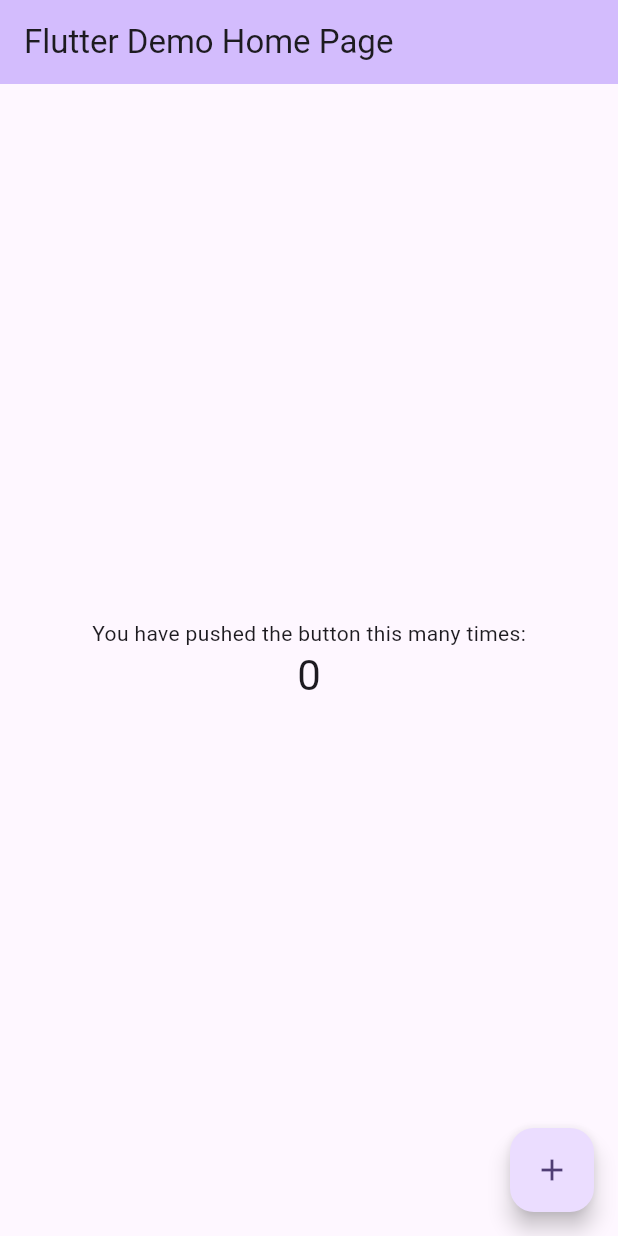
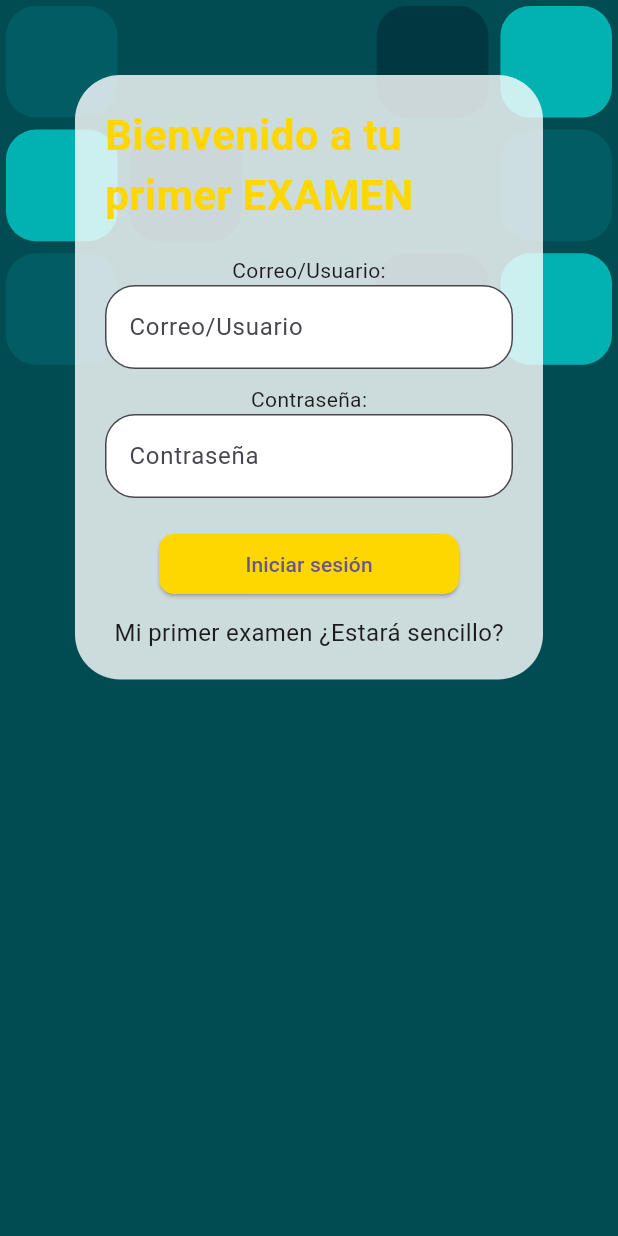
Before and after one commit to Fundamentos-Moviles/examen-i-JJavierLM, a Flutter app: the screen it shows after launch, on a phone screen of 412 x 824 dp. Run offline on Flutter 3.47's test engine with Material 3 defaults, Android fonts, the light colour scheme and no system bars.

Commit message:
primera vista del examen

```diff
--- /dev/null
+++ b/lib/home.dart
@@ -0,0 +1,15 @@
+import 'package:flutter/material.dart';
+
+class Home extends StatefulWidget {
+  const Home({super.key});
+
+  @override
+  State<Home> createState() => _HomeState();
+}
+
+class _HomeState extends State<Home> {
+  @override
+  Widget build(BuildContext context) {
+    return const Placeholder();
+  }
+}
--- /dev/null
+++ b/lib/login.dart
@@ -0,0 +1,160 @@
+import 'package:flutter/material.dart';
+import 'package:examen1_jjlm/home.dart';
+
+class Login extends StatefulWidget {
+  const Login({super.key});
+
+  @override
+  State<Login> createState() => _loginState();
+}
+
+class _loginState extends State<Login> {
+  TextEditingController user = TextEditingController();
+  final pass = TextEditingController();
+
+  @override
+  Widget build(BuildContext context) {
+    return Scaffold(
+      body: Container(
+        color: Color(0xFF014B52), // Color de fondo principal
+        child: Stack(
+          children: [
+            GridView.count(
+              crossAxisCount: 5, // 5 columnas para ajustar los colores
+              children: List.generate(15, (index) {
+                return Container(
+                  margin: EdgeInsets.all(4.0),
+                  decoration: BoxDecoration(
+                    color: _getColor(index), // Color basado en el índice
+                    borderRadius: BorderRadius.circular(20), // Esquinas redondeadas
+                  ),
+                );
+              }),
+            ),
+            Padding(
+              padding: EdgeInsets.all(50.0),
+              child: Container(
+                padding: EdgeInsets.all(20.0),
+                decoration: BoxDecoration(
+                  borderRadius: BorderRadius.circular(30),
+                  color: Colors.white.withOpacity(0.8), // Color blanco con opacidad
+                ),
+                child: Column(
+                  mainAxisSize: MainAxisSize.min,
+                  children: [
+                    const Text(
+                      'Bienvenido a tu primer EXAMEN',
+                      style: TextStyle(
+                        fontSize: 28.0,
+                        fontWeight: FontWeight.w600,
+                        color: Color(0xFFFFD700),
+                      ),
+                    ),
+                    const SizedBox(height: 20.0),
+                    const Text('Correo/Usuario:'),
+                    TextFormField(
+                      controller: user,
+                      decoration: InputDecoration(
+                        border: OutlineInputBorder(
+                          borderRadius: BorderRadius.circular(20),
+                          borderSide: const BorderSide(
+                            width: 1,
+                            style: BorderStyle.none,
+                          ),
+                        ),
+                        filled: true,
+                        fillColor: Colors.white,
+                        hintText: 'Correo/Usuario',
+                      ),
+                    ),
+                    const SizedBox(height: 10.0),
+                    const Text('Contraseña:'),
+                    TextFormField(
+                      controller: pass,
+                      obscureText: true,
+                      decoration: InputDecoration(
+                        border: OutlineInputBorder(
+                          borderRadius: BorderRadius.circular(20),
+                          borderSide: const BorderSide(
+                            width: 1,
+                            style: BorderStyle.none,
+                          ),
+                        ),
+                        filled: true,
+                        fillColor: Colors.white,
+                        hintText: 'Contraseña',
+                      ),
+                    ),
+                    const SizedBox(height: 20.0),
+                    ElevatedButton(
+                      style: ElevatedButton.styleFrom(
+                        backgroundColor: Color(0xFFFFD700),
+                        shape: RoundedRectangleBorder(
+                          borderRadius: BorderRadius.circular(10.0),
+                        ),
+                        fixedSize: Size(200, 40),
+                      ),
+                      onPressed: () {
+                        setState(() {
+                          print('Usuario: ${user.text}');
+                          print("Contraseña: ${pass.text}");
+
+                          if (user.text == "USER01" && pass.text == "PASS01") {
+                            print('Ingreso correctamente');
+                            showSnackBar('Ingreso correctamente', 10);
+                            Navigator.push(
+                              context,
+                              MaterialPageRoute(builder: (context) => Home()),
+                            );
+                          } else {
+                            print('Usuario y/o Contraseña incorrectos');
+                            showSnackBar('Usuario y/o Contraseña incorrectos', 20);
+                          }
+                        });
+                      },
+                      child: const Text('Iniciar sesión'),
+                    ),
+                    const SizedBox(height: 10.0),
+                    const Text(
+                      'Mi primer examen ¿Estará sencillo?',
+                      style: TextStyle(fontSize: 16.0, fontWeight: FontWeight.w400),
+                    ),
+                  ],
+                ),
+              ),
+            ),
+          ],
+        ),
+      ),
+    );
+  }
+
+  Color _getColor(int index) {
+    // Colores de fondo para los rectángulos según las filas
+    List<Color> colors = [
+      Color(0xFF015C64), Color(0xFF014B52), Color(0xFF014B52),
+      Color(0xFF013741), Color(0xFF02B2B2),
+    ];
+
+    if (index < 5) {
+      return colors[index]; // Primera fila
+    } else if (index < 10) {
+      return colors[4 - (index - 5)]; // Segunda fila
+    } else {
+      return colors[index - 10]; // Tercera fila
+    }
+  }
+
+  void showSnackBar(String texto, int duracion) {
+    final snackBar = SnackBar(
+      content: Text(texto),
+      duration: Duration(seconds: duracion),
+      action: SnackBarAction(
+        onPressed: () {},
+        label: 'Cerrar',
+      ),
+    );
+
+    ScaffoldMessenger.of(context).showSnackBar(snackBar);
+  }
+}
--- a/lib/main.dart
+++ b/lib/main.dart
@@ -1,4 +1,6 @@
 import 'package:flutter/material.dart';
+//import 'package:primera_app_8_9/home.dart';
+import 'package:examen1_jjlm/login.dart';
 
 void main() {
   runApp(const MyApp());
@@ -13,113 +15,11 @@
     return MaterialApp(
       title: 'Flutter Demo',
       theme: ThemeData(
-        // This is the theme of your application.
-        //
-        // TRY THIS: Try running your application with "flutter run". You'll see
-        // the application has a purple toolbar. Then, without quitting the app,
-        // try changing the seedColor in the colorScheme below to Colors.green
-        // and then invoke "hot reload" (save your changes or press the "hot
-        // reload" button in a Flutter-supported IDE, or press "r" if you used
-        // the command line to start the app).
-        //
-        // Notice that the counter didn't reset back to zero; the application
-        // state is not lost during the reload. To reset the state, use hot
-        // restart instead.
-        //
-        // This works for code too, not just values: Most code changes can be
-        // tested with just a hot reload.
+
         colorScheme: ColorScheme.fromSeed(seedColor: Colors.deepPurple),
         useMaterial3: true,
       ),
-      home: const MyHomePage(title: 'Flutter Demo Home Page'),
+      home: const Login(),
     );
   }
 }
-
-class MyHomePage extends StatefulWidget {
-  const MyHomePage({super.key, required this.title});
-
-  // This widget is the home page of your application. It is stateful, meaning
-  // that it has a State object (defined below) that contains fields that affect
-  // how it looks.
-
-  // This class is the configuration for the state. It holds the values (in this
-  // case the title) provided by the parent (in this case the App widget) and
-  // used by the build method of the State. Fields in a Widget subclass are
-  // always marked "final".
-
-  final String title;
-
-  @override
-  State<MyHomePage> createState() => _MyHomePageState();
-}
-
-class _MyHomePageState extends State<MyHomePage> {
-  int _counter = 0;
-
-  void _incrementCounter() {
-    setState(() {
-      // This call to setState tells the Flutter framework that something has
-      // changed in this State, which causes it to rerun the build method below
-      // so that the display can reflect the updated values. If we changed
-      // _counter without calling setState(), then the build method would not be
-      // called again, and so nothing would appear to happen.
-      _counter++;
-    });
-  }
-
-  @override
-  Widget build(BuildContext context) {
-    // This method is rerun every time setState is called, for instance as done
-    // by the _incrementCounter method above.
-    //
-    // The Flutter framework has been optimized to make rerunning build methods
-    // fast, so that you can just rebuild anything that needs updating rather
-    // than having to individually change instances of widgets.
-    return Scaffold(
-      appBar: AppBar(
-        // TRY THIS: Try changing the color here to a specific color (to
-        // Colors.amber, perhaps?) and trigger a hot reload to see the AppBar
-        // change color while the other colors stay the same.
-        backgroundColor: Theme.of(context).colorScheme.inversePrimary,
-        // Here we take the value from the MyHomePage object that was created by
-        // the App.build method, and use it to set our appbar title.
-        title: Text(widget.title),
-      ),
-      body: Center(
-        // Center is a layout widget. It takes a single child and positions it
-        // in the middle of the parent.
-        child: Column(
-          // Column is also a layout widget. It takes a list of children and
-          // arranges them vertically. By default, it sizes itself to fit its
-          // children horizontally, and tries to be as tall as its parent.
-          //
-          // Column has various properties to control how it sizes itself and
-          // how it positions its children. Here we use mainAxisAlignment to
-          // center the children vertically; the main axis here is the vertical
-          // axis because Columns are vertical (the cross axis would be
-          // horizontal).
-          //
-          // TRY THIS: Invoke "debug painting" (choose the "Toggle Debug Paint"
-          // action in the IDE, or press "p" in the console), to see the
-          // wireframe for each widget.
-          mainAxisAlignment: MainAxisAlignment.center,
-          children: <Widget>[
-            const Text(
-              'You have pushed the button this many times:',
-            ),
-            Text(
-              '$_counter',
-              style: Theme.of(context).textTheme.headlineMedium,
-            ),
-          ],
-        ),
-      ),
-      floatingActionButton: FloatingActionButton(
-        onPressed: _incrementCounter,
-        tooltip: 'Increment',
-        child: const Icon(Icons.add),
-      ), // This trailing comma makes auto-formatting nicer for build methods.
-    );
-  }
-}
```
